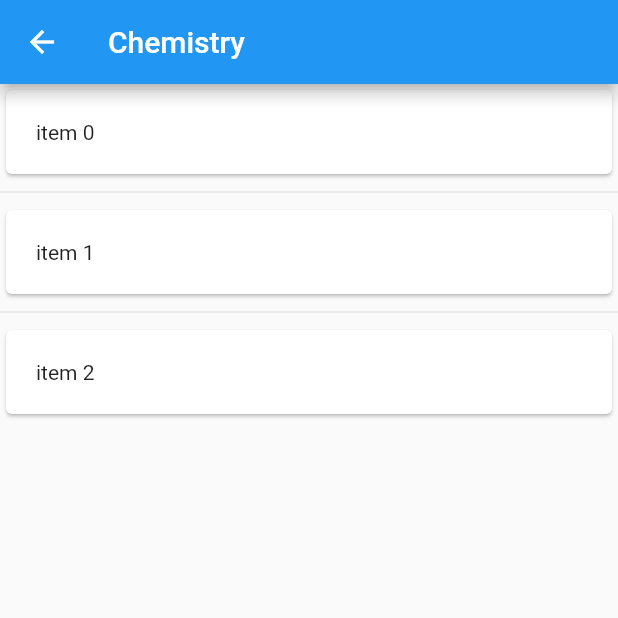
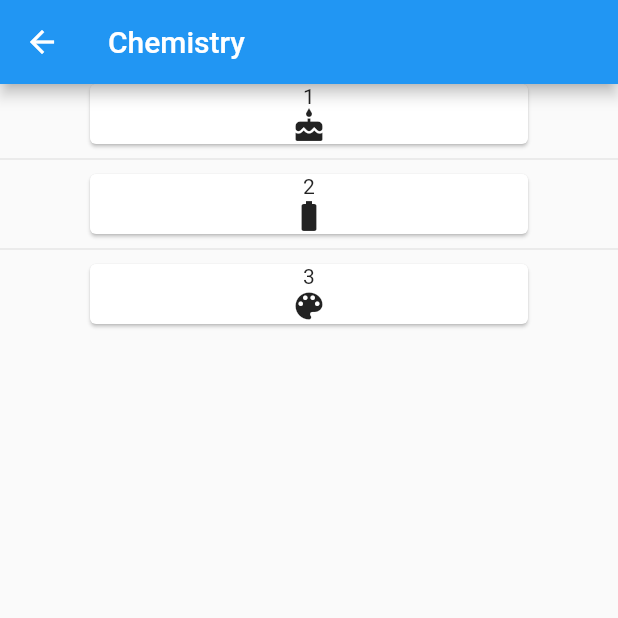
Before and after one commit to oniewankenobi/classroom, a Flutter app: the screen it shows after launch, after a tap on "Chemistry", on a phone screen of 412 x 824 dp, the top half of it. Run offline on Flutter 3.47's test engine with Material 2 defaults, Android fonts, the phone set to English and light mode, and no system bars; missing offline and left inert: barcode_scan.

```diff
--- a/classroom/lib/ClassPage.dart
+++ b/classroom/lib/ClassPage.dart
@@ -1,12 +1,19 @@
-
 import 'package:flutter/cupertino.dart';
 import 'package:flutter/material.dart';
+import 'package:flutter/rendering.dart';
 
 import 'ARPage.dart';
 
 class ClassPage extends StatelessWidget {
   final String title;
   final int nPolys = 3;
+  final List<String> topics = ["1", "2", "3", "4"];
+  final List<Icon> icons = [
+    Icon(Icons.cake),
+    Icon(Icons.battery_full),
+    Icon(Icons.color_lens),
+    Icon(Icons.access_alarm)
+  ];
 
   ClassPage(this.title);
 
@@ -23,7 +30,9 @@ class ClassPage extends StatelessWidget {
   Widget _buildClassPage() {
     return Container(
       child: ListView.separated(
-        separatorBuilder: (BuildContext context, int index) => Divider(),
+        separatorBuilder: (BuildContext context, int index) => Divider(
+          height: 20,
+        ),
         itemCount: nPolys,
         itemBuilder: (BuildContext context, int index) => _buildPolyItem(context, index),
       ),
@@ -41,9 +50,9 @@ class ClassPage extends StatelessWidget {
         );
       },
       child: Card(
-        child: Container(
-          padding: EdgeInsets.all(20.0),
-          child: Text("item $index"),
+        margin: EdgeInsets.fromLTRB(60,0,60,0),
+        child: Column(
+          children: <Widget>[Text(topics[index]), icons[index]]
         ),
       ),
     );
```
